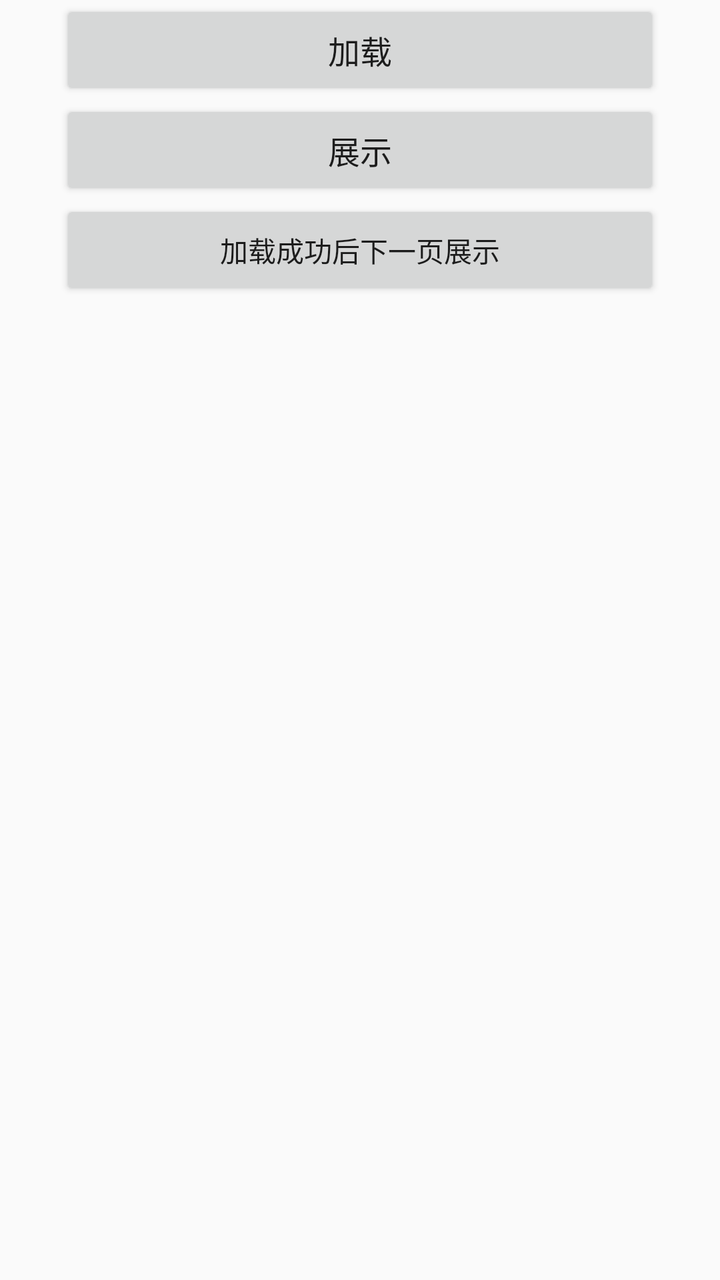
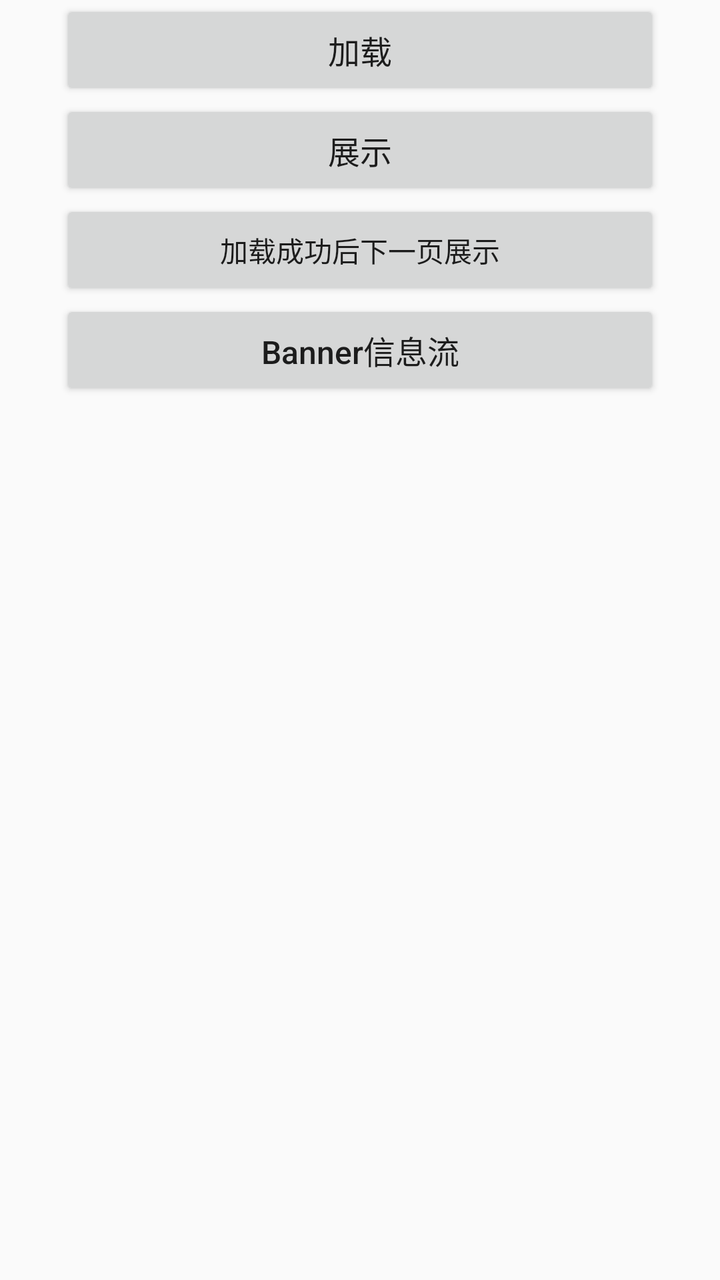

The first picture is an Android layout as it rendered before a commit; the second is the same layout after the commit. The layout source and the unified diff follow.
<!-- AndroidManifest.xml: application theme AppTheme -->
<!-- res/layout/activity_banner.xml -->
<?xml version="1.0" encoding="utf-8"?>
<LinearLayout xmlns:android="http://schemas.android.com/apk/res/android"
    xmlns:tools="http://schemas.android.com/tools"
    android:id="@+id/activity_banner"
    android:layout_width="match_parent"
    android:layout_height="match_parent"
    android:orientation="vertical"
    >

    <LinearLayout
        android:layout_width="match_parent"
        android:layout_height="wrap_content"
        android:gravity="center"
        android:orientation="vertical">

        <Button
            android:id="@+id/btn_load"
            android:layout_width="300.0dip"
            android:layout_height="50.0dip"
            android:gravity="center"
            android:text="加载"
            android:textAllCaps="false"
            android:textSize="16sp" />

        <Button
            android:id="@+id/btn_show"
            android:layout_width="300.0dip"
            android:layout_height="50.0dip"
            android:gravity="center"
            android:text="展示"
            android:textAllCaps="false"
            android:textSize="16sp" />

        <Button
            android:id="@+id/second_page"
            android:layout_width="300.0dip"
            android:layout_height="50.0dip"
            android:layout_gravity="center"
            android:text="加载成功后下一页展示"/>


    </LinearLayout>

    <FrameLayout
        android:id="@+id/ad_container"
        android:layout_width="match_parent"
        android:layout_height="wrap_content"
        android:layout_gravity="center_horizontal|bottom"/>
</LinearLayout>
<!-- resources referenced by this layout -->
<resources>
  <style name="AppTheme" parent="Theme.AppCompat.Light.DarkActionBar">
          
          <item name="colorPrimary">@color/colorPrimary</item>
          <item name="colorPrimaryDark">@color/colorPrimaryDark</item>
          <item name="colorAccent">@color/colorAccent</item>
      </style>
  <color name="colorPrimary">#008577</color>
  <color name="colorPrimaryDark">#00574B</color>
  <color name="colorAccent">#D81B60</color>
</resources>

<!-- the commit's change to res/layout/activity_banner.xml (unified diff, before → after) -->
@@ -38,6 +38,14 @@
             android:layout_gravity="center"
             android:text="加载成功后下一页展示"/>
 
+        <Button
+            android:id="@+id/banner_listview"
+            android:layout_width="300.0dip"
+            android:layout_height="50.0dip"
+            android:layout_gravity="center"
+            android:text="Banner信息流"
+            android:textAllCaps="false"
+            android:textSize="16sp" />
 
     </LinearLayout>
 
